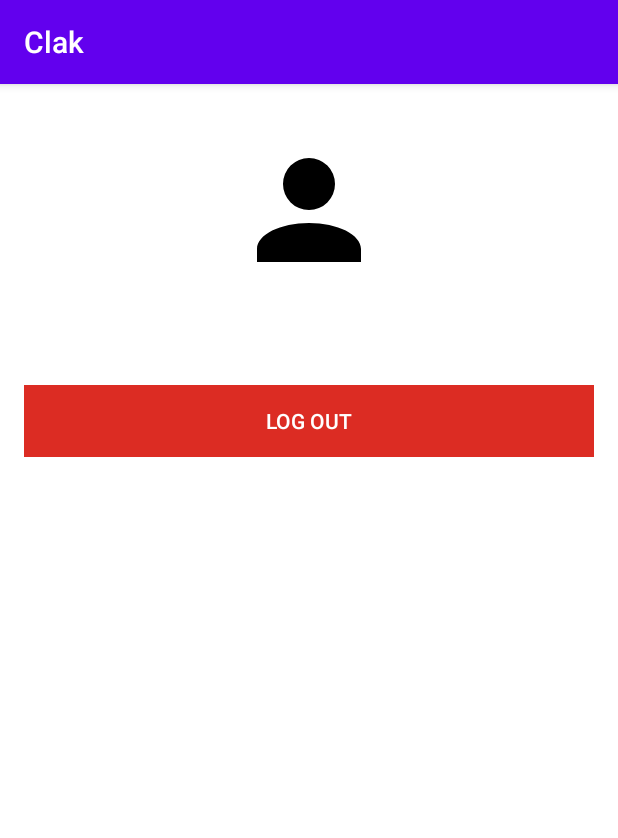
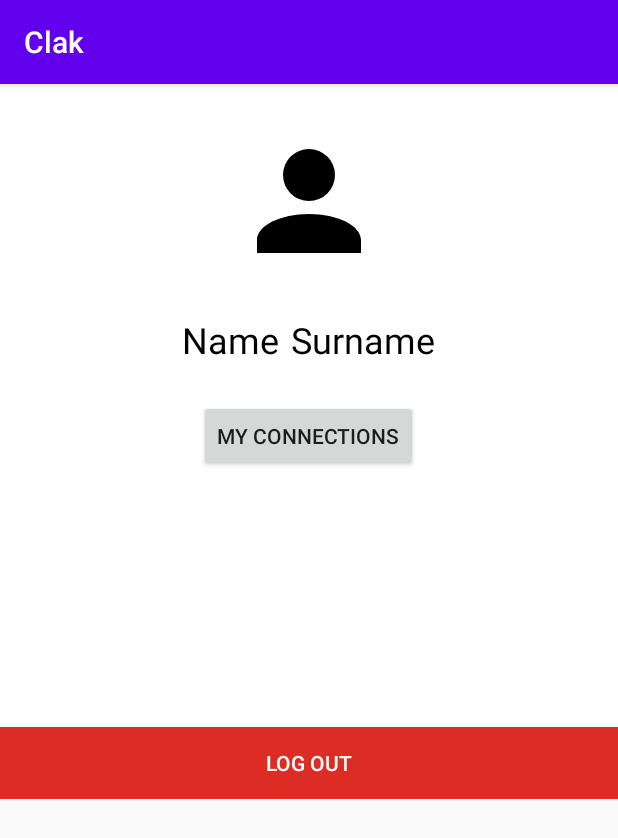
Before and after one commit to AdamPanag/clak, an Android app: the CustomerMainActivity screen opened directly, with no data from a screen before it, on a phone screen of 412 x 824 dp. Shown: the top 838 px of the screen. Run offline under Robolectric (Android 15) with nearby library versions, the phone set to English and light mode, and no system bars; our stand-ins replace Firebase (no records; nobody signed in at launch, a user with empty details on screens opened directly).

Commit message:
Add name, surname & "my connections" button to Customer main screen

```diff
--- a/app/src/main/java/com/example/clak/CustomerMainActivity.java
+++ b/app/src/main/java/com/example/clak/CustomerMainActivity.java
@@ -15,22 +15,29 @@ import androidx.annotation.NonNull;
 import androidx.appcompat.app.AppCompatActivity;
 import androidx.appcompat.widget.Toolbar;
 
+import com.google.android.gms.tasks.OnCompleteListener;
+import com.google.android.gms.tasks.Task;
 import com.google.firebase.auth.FirebaseAuth;
 import com.google.firebase.auth.FirebaseUser;
 import com.google.firebase.database.DatabaseReference;
 import com.google.firebase.database.FirebaseDatabase;
+import com.google.firebase.firestore.CollectionReference;
+import com.google.firebase.firestore.DocumentReference;
+import com.google.firebase.firestore.DocumentSnapshot;
+import com.google.firebase.firestore.FirebaseFirestore;
 
 public class CustomerMainActivity extends AppCompatActivity {
 
     private final static String TAG = "_MAIN_";
-    private static final int RC_SIGN_IN = 9001;
 
     private FirebaseAuth mAuth;
     private FirebaseAuth.AuthStateListener mAuthListener;
-    private DatabaseReference mDatabase;
+    private FirebaseUser user;
 
-    private TextView userInfoDisplay;
+    private TextView name;
+    private TextView surname;
     private Button logout;
+    private Button myConnectionsBtn;
 
     @Override
     protected void onCreate(Bundle savedInstanceState) {
@@ -44,7 +51,7 @@ public class CustomerMainActivity extends AppCompatActivity {
     protected void onStart() {
         super.onStart();
         mAuth.addAuthStateListener(mAuthListener);
-        FirebaseUser u = mAuth.getCurrentUser();
+        user = mAuth.getCurrentUser();
         updateUI();
     }
 
@@ -67,17 +74,23 @@ public class CustomerMainActivity extends AppCompatActivity {
                     updateUI();
                 } else {
                     Log.d(TAG, "onAuthStateChanged:signed_out");
-                    userInfoDisplay.setText("No user");
                 }
             }
         };
     }
 
     private void initUIComponents() {
-        //toolbar = (Toolbar) findViewById(R.id.toolbar);
-        //setSupportActionBar(toolbar);
-        userInfoDisplay = (TextView) findViewById(R.id.userInfoDisplay);
-        logout= (Button) findViewById(R.id.logout);
+        name = (TextView) findViewById(R.id.name);
+        surname = (TextView) findViewById(R.id.surname);
+        myConnectionsBtn = (Button) findViewById(R.id.myConnectionsBtn);
+        logout = (Button) findViewById(R.id.logout);
+
+        myConnectionsBtn.setOnClickListener(new View.OnClickListener() {
+            @Override
+            public void onClick(View v) {
+                goToMyConnections();
+            }
+        });
 
         logout.setOnClickListener(new View.OnClickListener() {
             @Override
@@ -94,9 +107,31 @@ public class CustomerMainActivity extends AppCompatActivity {
     }
 
     private void updateUI() {
-        FirebaseUser u = mAuth.getCurrentUser();
-        if (u != null) {
-            userInfoDisplay.setText(u.getEmail());
+        // If user exists, display name and surname
+        if (user != null) {
+            FirebaseFirestore db = FirebaseFirestore.getInstance();
+            DocumentReference docRef = db.collection("customers").document(user.getUid());
+            docRef.get().addOnCompleteListener(new OnCompleteListener<DocumentSnapshot>() {
+                @Override
+                public void onComplete(@NonNull Task<DocumentSnapshot> task) {
+                    if (task.isSuccessful()) {
+                        DocumentSnapshot document = task.getResult();
+                        if (document.exists()) {
+                            Log.d(TAG, "DocumentSnapshot data: " + document.getData());
+                            name.setText(document.getData().get("name").toString()); //display name
+                            surname.setText(document.getData().get("surname").toString()); //display surname
+                        } else {
+                            Log.d(TAG, "No such document");
+                        }
+                    } else {
+                        Log.d(TAG, "get failed with ", task.getException());
+                    }
+                }
+            });
         }
     }
+
+    private void goToMyConnections() {
+        //startActivity(new Intent(CustomerMainActivity.this, MyConnections.class));
+    }
 }
--- a/app/src/main/java/com/example/clak/OrganizationRegisterActivity.java
+++ b/app/src/main/java/com/example/clak/OrganizationRegisterActivity.java
@@ -35,7 +35,6 @@ public class OrganizationRegisterActivity extends AbstractRegisterActivity {
 
     private FirebaseAuth mAuth;
     private DatabaseReference mDatabase;
-
 
     private EditText orgName;
 
--- a/app/src/main/res/layout/activity_customer_main.xml
+++ b/app/src/main/res/layout/activity_customer_main.xml
@@ -2,48 +2,95 @@
 <LinearLayout xmlns:android="http://schemas.android.com/apk/res/android"
     android:id="@+id/root"
     android:layout_width="match_parent"
-    android:layout_height="match_parent"
+    android:layout_height="wrap_content"
     android:background="@color/white"
     android:focusable="true"
     android:focusableInTouchMode="true"
     android:orientation="vertical">
 
-    <LinearLayout
+    <Space
         android:layout_width="match_parent"
-        android:layout_height="match_parent"
-        android:orientation="vertical"
-        android:paddingStart="@dimen/activity_horizontal_margin"
-        android:paddingTop="@dimen/spacingHuge"
-        android:paddingEnd="@dimen/activity_horizontal_margin"
-        android:paddingBottom="@dimen/spacingSmall">
+        android:layout_height="26dp" />
 
     <ImageView
         android:layout_width="@dimen/avatar_size"
         android:layout_height="@dimen/avatar_size"
         android:layout_gravity="center"
-            android:src="@drawable/ic_account"
-            android:contentDescription="@string/todo" />
+        android:contentDescription="@string/todo"
+        android:src="@drawable/ic_account" />
+
+    <LinearLayout
+        android:layout_width="match_parent"
+        android:layout_height="match_parent"
+        android:orientation="vertical">
+
+        <Space
+            android:layout_width="match_parent"
+            android:layout_height="20dp" />
+
+        <LinearLayout
+            android:layout_width="match_parent"
+            android:layout_height="match_parent"
+            android:orientation="horizontal">
+
+            <Space
+                android:layout_width="1dp"
+                android:layout_height="match_parent"
+                android:layout_weight="1" />
 
             <TextView
-            android:id="@+id/userInfoDisplay"
+                android:id="@+id/name"
+                android:layout_width="wrap_content"
+                android:layout_height="wrap_content"
+                android:padding="@dimen/spacingTiny"
+                android:text="Name"
+                android:textColor="@color/black"
+                android:textSize="@dimen/textExtra" />
+
+            <TextView
+                android:id="@+id/surname"
                 android:layout_width="wrap_content"
                 android:layout_height="wrap_content"
                 android:layout_gravity="center"
-            android:padding="@dimen/spacingMedium"
-            android:text="@string/no_user"
+                android:padding="@dimen/spacingTiny"
+                android:text="Surname"
                 android:textColor="@color/black"
                 android:textSize="@dimen/textExtra" />
 
+            <Space
+                android:layout_width="1dp"
+                android:layout_height="match_parent"
+                android:layout_weight="1" />
+        </LinearLayout>
+
+        <Space
+            android:layout_width="match_parent"
+            android:layout_height="20dp" />
+
+        <Button
+            android:id="@+id/myConnectionsBtn"
+            android:layout_width="wrap_content"
+            android:layout_height="wrap_content"
+            android:layout_gravity="center"
+            android:layout_weight="1"
+            android:text="@string/my_connections" />
+
+    </LinearLayout>
 
     <LinearLayout
         android:layout_width="match_parent"
-            android:layout_height="wrap_content"
-            >
+        android:layout_height="match_parent"
+        android:orientation="vertical">
+
+        <Space
+            android:layout_width="match_parent"
+            android:layout_height="170dp"
+            android:layout_weight="1" />
 
         <Button
             android:id="@+id/logout"
-                android:layout_width="406dp"
-                android:layout_height="wrap_content"
+            android:layout_width="match_parent"
+            android:layout_height="match_parent"
             android:layout_weight="1"
             android:background="@color/red"
             android:text="@string/log_out"
@@ -52,5 +99,5 @@
             />
 
     </LinearLayout>
+
 </LinearLayout>
-</LinearLayout>
--- a/app/src/main/res/values/strings.xml
+++ b/app/src/main/res/values/strings.xml
@@ -32,6 +32,7 @@
     <string name="menu_home">Home</string>
     <string name="menu_gallery">Gallery</string>
     <string name="menu_slideshow">Slideshow</string>
+    <string name="my_connections">My Connections</string>
     <string name="log_out">Log out</string>
     <string name="no_user">No User</string>
     <string name="todo">TODO</string>
```
Lines whose indentation alone changed are shown as unchanged.
